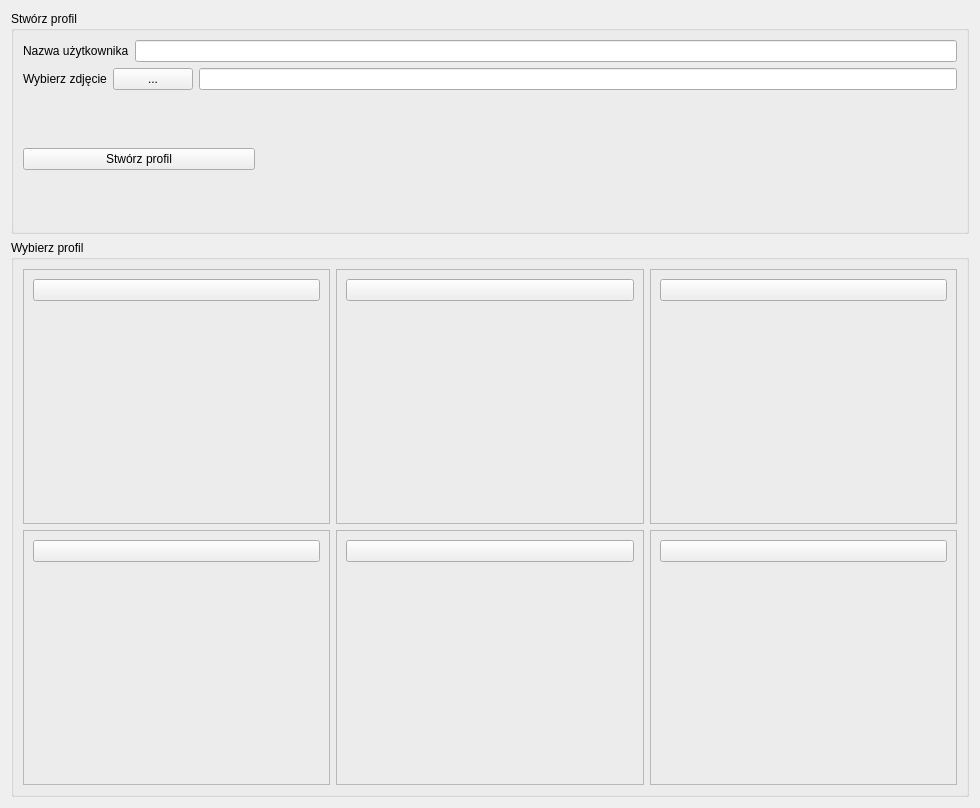
The window that coach/interface/ui/profile_selection_menu.ui (Daria34522/Trener_Personalny_Czacza) describes before a commit, drawn with Qt 5.
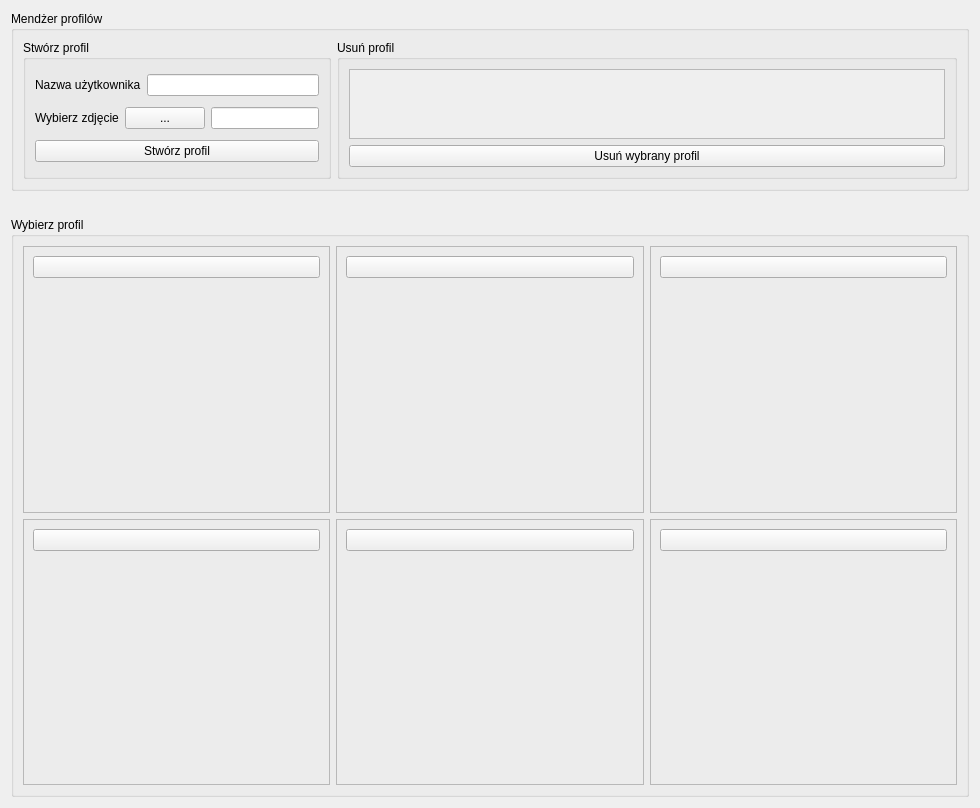
The same window after the commit.

Patch:
```diff
--- a/coach/interface/ui/profile_selection_menu.ui
+++ b/coach/interface/ui/profile_selection_menu.ui
@@ -13,7 +13,13 @@
   <property name="windowTitle">
    <string>Form</string>
   </property>
-  <layout class="QVBoxLayout" name="verticalLayout" stretch="2,5">
+  <layout class="QVBoxLayout" name="verticalLayout" stretch="0,0,5">
+   <item>
+    <widget class="QGroupBox" name="groupBox">
+     <property name="title">
+      <string>Mendżer profilów</string>
+     </property>
+     <layout class="QHBoxLayout" name="horizontalLayout_4" stretch="0,1">
    <item>
     <widget class="QGroupBox" name="Create_profile_menu">
      <property name="title">
@@ -56,7 +62,7 @@
        </layout>
       </item>
       <item>
-       <layout class="QHBoxLayout" name="horizontalLayout_2" stretch="1,3">
+          <layout class="QHBoxLayout" name="horizontalLayout_2" stretch="1">
         <item>
          <widget class="QPushButton" name="Create_profile_button">
           <property name="text">
@@ -64,16 +70,53 @@
           </property>
          </widget>
         </item>
+          </layout>
+         </item>
+        </layout>
+       </widget>
+      </item>
+      <item>
+       <widget class="QGroupBox" name="groupBox_2">
+        <property name="title">
+         <string>Usuń profil</string>
+        </property>
+        <layout class="QVBoxLayout" name="verticalLayout_10">
+         <item>
+          <widget class="QScrollArea" name="scrollArea">
+           <property name="widgetResizable">
+            <bool>true</bool>
+           </property>
+           <widget class="QWidget" name="scrollAreaWidgetContents">
+            <property name="geometry">
+             <rect>
+              <x>0</x>
+              <y>0</y>
+              <width>572</width>
+              <height>68</height>
+             </rect>
+            </property>
+            <layout class="QVBoxLayout" name="verticalLayout_11"/>
+           </widget>
+          </widget>
+         </item>
+         <item>
+          <widget class="QPushButton" name="Delete_profile_button">
+           <property name="text">
+            <string>Usuń wybrany profil</string>
+           </property>
+          </widget>
+         </item>
+        </layout>
+       </widget>
+      </item>
+     </layout>
+    </widget>
+   </item>
         <item>
          <widget class="QLabel" name="Message_from_database">
           <property name="text">
            <string/>
           </property>
-         </widget>
-        </item>
-       </layout>
-      </item>
-     </layout>
     </widget>
    </item>
    <item>
```
Lines whose indentation alone changed are shown as unchanged.
